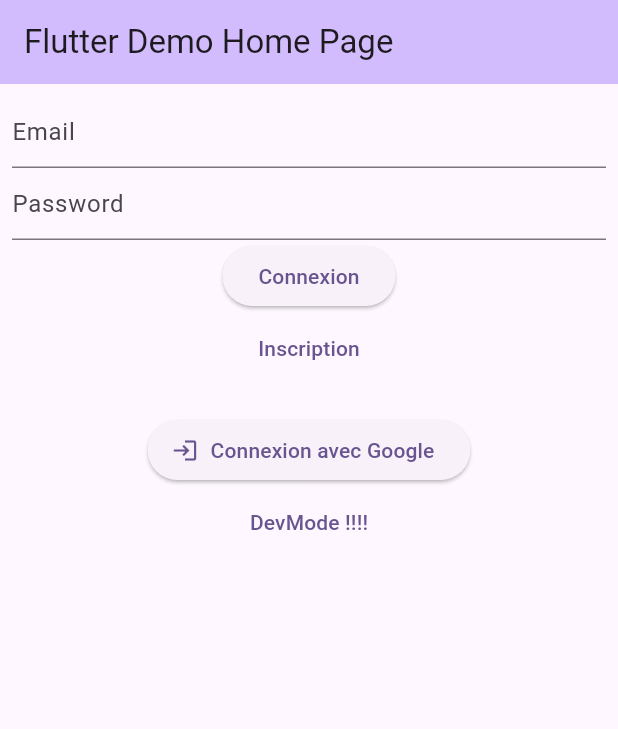
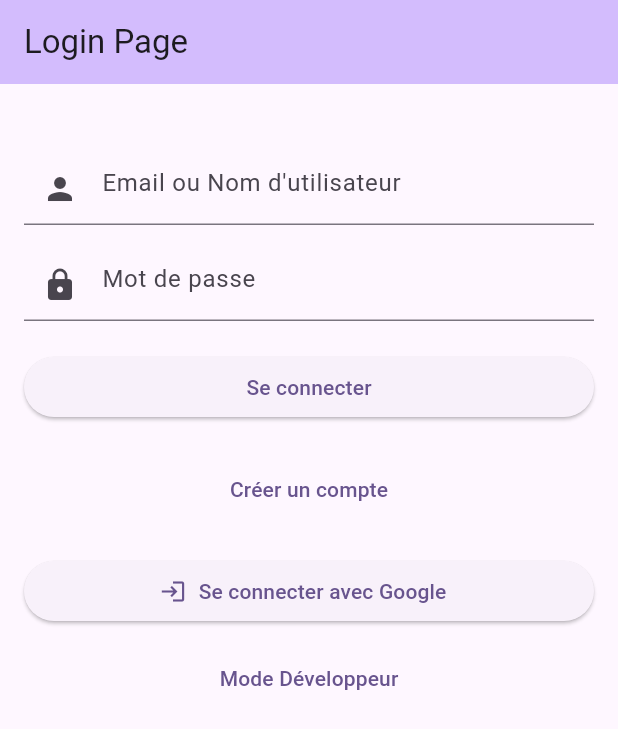
Before and after one commit to Robinorum/GAIA_Project, a Flutter app: the screen it shows after launch, on a phone screen of 412 x 824 dp. Shown: the top 729 px of the screen. Run offline on Flutter 3.47's test engine with Material 3 defaults, Android fonts, the phone set to English and light mode, and no system bars; our stand-ins replace camera, cloud_firestore, firebase_auth, firebase_core, google_sign_in; accounts and stored records are empty.

Commit message:
Fix: Login Style

```diff
--- a/code/app/login_firebase/lib/login/login_page.dart
+++ b/code/app/login_firebase/lib/login/login_page.dart
@@ -15,49 +15,73 @@ class LoginPage extends StatefulWidget {
 }
 
 class _LoginPageState extends State<LoginPage> {
-  //création des deux variables que l'on récupere dans les champs
-  final identifierController = TextEditingController();
-  final passwordController = TextEditingController();
-  //création des variables liées aux instances de firebase
+  final TextEditingController identifierController = TextEditingController();
+  final TextEditingController passwordController = TextEditingController();
   final FirebaseAuth _auth = FirebaseAuth.instance;
   final FirebaseFirestore _firestore = FirebaseFirestore.instance;
   final GoogleSignIn _googleSignIn = GoogleSignIn();
+
+  String? emailError;
+  String? passwordError;
 
   @override
   Widget build(BuildContext context) {
     return Scaffold(
       appBar: AppBar(
+        title: Text(widget.title),
         backgroundColor: Theme.of(context).colorScheme.inversePrimary,
-        title: Text(widget.title),
       ),
-      body: Center(
-        child: Padding(
-          padding: const EdgeInsets.all(8.0),
-          child: Form(
+      body: SingleChildScrollView(
+        padding: const EdgeInsets.all(16.0),
         child: Column(
+          crossAxisAlignment: CrossAxisAlignment.stretch,
           children: [
-                //premier input pour l'email
+            const SizedBox(height: 30),
+            // Champ Email/Identifiant
             TextFormField(
               controller: identifierController,
-                  decoration: const InputDecoration(hintText: "Email"),
+              decoration: InputDecoration(
+                hintText: "Email ou Nom d'utilisateur",
+                errorText: emailError,
+                prefixIcon: const Icon(Icons.person),
               ),
-                //deuxieme input pour le mdp
+            ),
+            const SizedBox(height: 16),
+            // Champ Mot de passe
             TextFormField(
               controller: passwordController,
               obscureText: true,
-                  decoration: const InputDecoration(hintText: "Password"),
+              decoration: InputDecoration(
+                hintText: "Mot de passe",
+                errorText: passwordError,
+                prefixIcon: const Icon(Icons.lock),
               ),
-                //bouton de connexion
+            ),
+            const SizedBox(height: 20),
+            // Bouton de connexion
             ElevatedButton(
               onPressed: () {
-                    if (identifierController.text.isNotEmpty &&
-                        passwordController.text.isNotEmpty) {
+                setState(() {
+                  emailError = null;
+                  passwordError = null;
+                });
+
+                if (identifierController.text.isEmpty) {
+                  setState(() {
+                    emailError = "Veuillez entrer un identifiant ou un email.";
+                  });
+                } else if (passwordController.text.isEmpty) {
+                  setState(() {
+                    passwordError = "Veuillez entrer un mot de passe.";
+                  });
+                } else {
                   login();
                 }
               },
-                  child: const Text("Connexion"),
+              child: const Text("Se connecter"),
             ),
-                //bouton pour changer de page et passer sur la page d'inscription
+            const SizedBox(height: 20),
+            // Lien vers l'inscription
             TextButton(
               onPressed: () {
                 Navigator.push(
@@ -66,17 +90,19 @@ class _LoginPageState extends State<LoginPage> {
                       builder: (context) => const RegistrationPage()),
                 );
               },
-                  child: const Text("Inscription"),
+              child: const Text("Créer un compte"),
             ),
-                //bouton connexion avec google
             const SizedBox(height: 20),
+            // Connexion avec Google
             ElevatedButton.icon(
               icon: const Icon(Icons.login),
-                  label: const Text("Connexion avec Google"),
+              label: const Text("Se connecter avec Google"),
               onPressed: () async {
                 await signInWithGoogle();
               },
             ),
+            const SizedBox(height: 10),
+            // Mode "développeur"
             TextButton(
               onPressed: () {
                 Navigator.push(
@@ -84,11 +110,9 @@ class _LoginPageState extends State<LoginPage> {
                   MaterialPageRoute(builder: (context) => const HomePage()),
                 );
               },
-                  child: const Text("DevMode !!!!"),
-                )
+              child: const Text("Mode Développeur"),
+            ),
           ],
-            ),
-          ),
         ),
       ),
     );
@@ -116,26 +140,28 @@ class _LoginPageState extends State<LoginPage> {
 
     try {
       await _auth.signInWithEmailAndPassword(
-          email: email, password: passwordController.text);
+        email: email,
+        password: passwordController.text,
+      );
       Navigator.pushReplacement(
         context,
         MaterialPageRoute(builder: (context) => const HomePage()),
       );
     } catch (e) {
       ScaffoldMessenger.of(context).showSnackBar(
-        SnackBar(content: Text("Erreur de connexion: $e")),
+        SnackBar(content: Text("Erreur de connexion : ${e.toString()}")),
       );
     }
   }
 
   Future<void> signInWithGoogle() async {
     try {
-      // Authentifier avec Google
       final GoogleSignInAccount? googleUser = await _googleSignIn.signIn();
-      if (googleUser == null) return; // L'utilisateur a annulé la connexion
+      if (googleUser == null) return;
 
       final GoogleSignInAuthentication googleAuth =
           await googleUser.authentication;
+
       final AuthCredential credential = GoogleAuthProvider.credential(
         accessToken: googleAuth.accessToken,
         idToken: googleAuth.idToken,
@@ -144,7 +170,6 @@ class _LoginPageState extends State<LoginPage> {
       final UserCredential userCredential =
           await _auth.signInWithCredential(credential);
 
-      // Ajouter l'utilisateur à Firestore s'il s'agit de la première connexion
       final userDoc = await _firestore
           .collection('users')
           .doc(userCredential.user?.uid)
@@ -161,6 +186,11 @@ class _LoginPageState extends State<LoginPage> {
       ScaffoldMessenger.of(context).showSnackBar(
         const SnackBar(content: Text("Connexion réussie avec Google !")),
       );
+
+      Navigator.pushReplacement(
+        context,
+        MaterialPageRoute(builder: (context) => const HomePage()),
+      );
     } catch (e) {
       ScaffoldMessenger.of(context).showSnackBar(
         SnackBar(content: Text("Erreur de connexion avec Google : $e")),
--- a/code/app/login_firebase/lib/main.dart
+++ b/code/app/login_firebase/lib/main.dart
@@ -1,6 +1,6 @@
 import 'package:flutter/material.dart';
+import 'package:firebase_core/firebase_core.dart';
 import 'package:login_firebase/login/login_page.dart';
-import 'package:firebase_core/firebase_core.dart';
 
 void main() async {
   WidgetsFlutterBinding.ensureInitialized();
@@ -9,16 +9,18 @@ void main() async {
 }
 
 class MyApp extends StatelessWidget {
-  const MyApp({super.key});
+  const MyApp({Key? key}) : super(key: key);
+
   @override
   Widget build(BuildContext context) {
     return MaterialApp(
+      debugShowCheckedModeBanner: false,
       title: 'Camera Prediction App',
-      theme: ThemeData(
+      theme: ThemeData.light().copyWith(
         colorScheme: ColorScheme.fromSeed(seedColor: Colors.deepPurple),
         useMaterial3: true,
       ),
-      home: const LoginPage(title: 'Flutter Demo Home Page'),
+      home: const LoginPage(title: 'Login Page'),
     );
   }
 }
```
Lines whose indentation alone changed are shown as unchanged.
